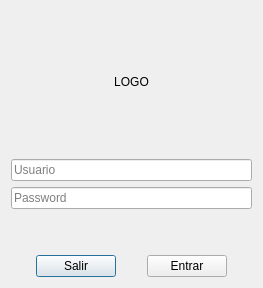
This is views/forms_ui/login.ui in serk82/nexus_admin_client as Qt 5 draws it before an edit. The edited form follows.
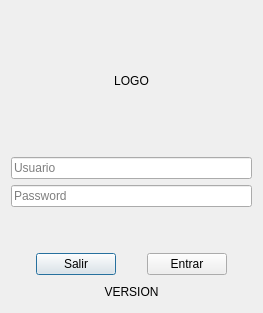
This is the edited form.

Commit message: Añade etiqueta de versión en el formulario de inicio de sesión y ajusta el tamaño de la ventana.

```diff
--- a/views/forms_ui/login.ui
+++ b/views/forms_ui/login.ui
@@ -7,7 +7,7 @@
     <x>0</x>
     <y>0</y>
     <width>263</width>
-    <height>288</height>
+    <height>313</height>
    </rect>
   </property>
   <property name="windowTitle">
@@ -153,6 +153,16 @@
      </item>
     </layout>
    </item>
+   <item>
+    <widget class="QLabel" name="lbl_version">
+     <property name="text">
+      <string>VERSION</string>
+     </property>
+     <property name="alignment">
+      <set>Qt::AlignmentFlag::AlignCenter</set>
+     </property>
+    </widget>
+   </item>
   </layout>
  </widget>
  <resources/>
```
The commit also changes 2 other files.
